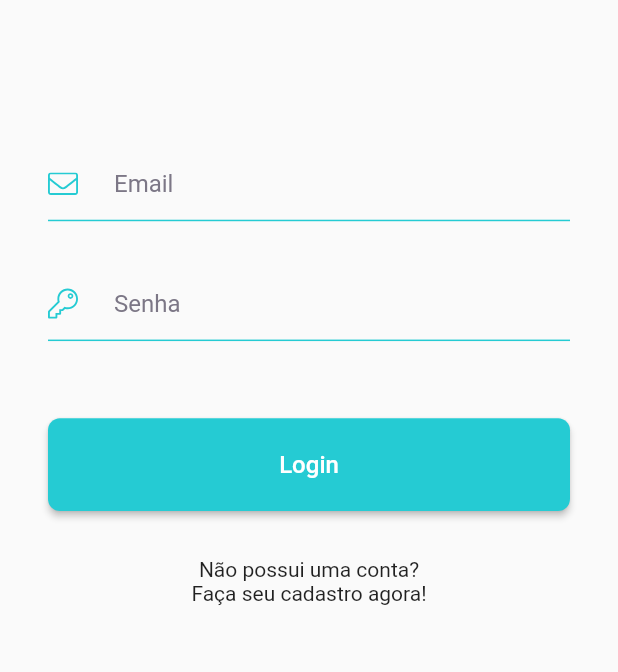
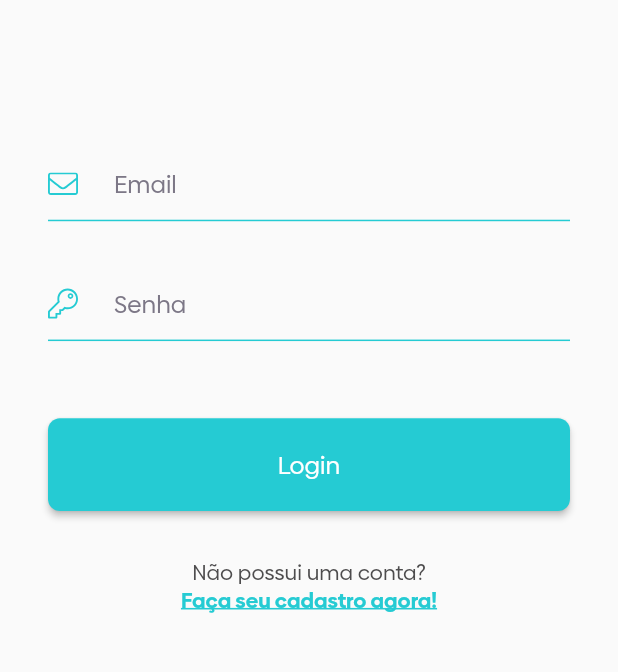
Before and after one commit to Devaria-Oficial/devameet-flutter, a Flutter app: the screen it shows after launch, on a phone screen of 412 x 824 dp, the part 246-918 px from its top. Run offline on Flutter 3.47's test engine with Material 2 defaults, Android fonts, the phone set to English and light mode, and no system bars; our stand-ins replace flutter_svg.

Commit message:
Login - Estilizacao - parte 4

```diff
--- /dev/null
+++ b/lib/components/auth/login_form.dart
@@ -0,0 +1,30 @@
+import 'package:devameet_flutter/components/shared/button.dart';
+import 'package:devameet_flutter/components/shared/input_field.dart';
+import 'package:flutter/material.dart';
+
+class LoginForm extends StatelessWidget {
+  const LoginForm({super.key});
+
+  @override
+  Widget build(BuildContext context) {
+    final height = MediaQuery.of(context).size.height;
+
+    return Padding(
+      padding: const EdgeInsets.symmetric(horizontal: 32),
+      child: Form(
+          child: Column(
+        children: [
+          InputField(hint: "Email", iconPath: "assets/icons/envelope.svg"),
+          SizedBox(height: height * 0.0375),
+          InputField(hint: "Senha", iconPath: "assets/icons/key.svg"),
+          Container(
+            margin: EdgeInsets.only(top: height * 0.0625),
+            child: Button(
+              text: "Login",
+            ),
+          )
+        ],
+      )),
+    );
+  }
+}
--- a/lib/constants/color.dart
+++ b/lib/constants/color.dart
@@ -5,5 +5,6 @@ import 'package:flutter/material.dart';
 abstract class DColors {
   static final primary3 = Color(0xFF25CBD3);
   static final grey2 = Color(0xFF7C7786);
+  static final grey3 = Color(0xFF4D4C4D);
   static final white = Color(0xFFFFFFFF);
 }
--- a/lib/main.dart
+++ b/lib/main.dart
@@ -13,7 +13,7 @@ class MyApp extends StatelessWidget {
     return MaterialApp(
       title: 'Devameet',
       theme: ThemeData(
-        primarySwatch: Colors.blue,
+        fontFamily: "Biennale"
       ),
       home: LoginPage()
     );
--- a/lib/views/login.dart
+++ b/lib/views/login.dart
@@ -3,6 +3,8 @@ import 'package:devameet_flutter/components/shared/input_field.dart';
 import 'package:devameet_flutter/constants/color.dart';
 import 'package:flutter/material.dart';
 import 'package:flutter_svg/svg.dart';
+
+import '../components/auth/login_form.dart';
 
 class LoginPage extends StatelessWidget {
   const LoginPage({super.key});
@@ -12,39 +14,38 @@ class LoginPage extends StatelessWidget {
     final height = MediaQuery.of(context).size.height;
 
     return Scaffold(
-        body: Column(children: [
+        body: SingleChildScrollView(
+      reverse: true,
+      child: Column(children: [
         Container(
           margin: EdgeInsets.only(top: height * 0.15),
           child: SvgPicture.asset("assets/images/Logo.svg"),
         ),
         Container(
             margin: EdgeInsets.only(top: height * 0.12),
-          child: Padding(
-            padding: const EdgeInsets.symmetric(horizontal: 32),
-            child: Form(
-                child: Column(
-              children: [
-                InputField(
-                    hint: "Email", iconPath: "assets/icons/envelope.svg"),
-                SizedBox(height: height * 0.0375),
-                InputField(hint: "Senha", iconPath: "assets/icons/key.svg"),
-                Container(
-                  margin: EdgeInsets.only(top: height * 0.0625),
-                  child: Button(
-                    text: "Login",
-                  ),
-                )
-              ],
-            )),
-          )),
+            child: const LoginForm()),
         Container(
             margin: EdgeInsets.only(top: height * 0.0375),
             child: Column(
               children: [
-              Text("Não possui uma conta?"),
-              GestureDetector(child: Text("Faça seu cadastro agora!"))
+                Text(
+                  "Não possui uma conta?",
+                  style: TextStyle(
+                      color: DColors.grey3,
+                      fontSize: 14,
+                      fontWeight: FontWeight.w400),
+                ),
+                GestureDetector(
+                    child: Text("Faça seu cadastro agora!",
+                        style: TextStyle(
+                            color: DColors.primary3,
+                            decoration: TextDecoration.underline,
+                            fontSize: 14,
+                            fontWeight: FontWeight.w700,
+                            decorationThickness: 1.5)))
               ],
             )),
-    ]));
+      ]),
+    ));
   }
 }
```
Also changed, not shown: pubspec.yaml (+14 -0 lines), assets/fonts/Biennale-Black.otf (added), assets/fonts/Biennale-Bold.otf (added), assets/fonts/Biennale-Light.otf (added), assets/fonts/Biennale-Regular.otf (added), assets/fonts/Biennale-SemiBold.otf (added). Lines whose indentation alone changed are shown as unchanged.
